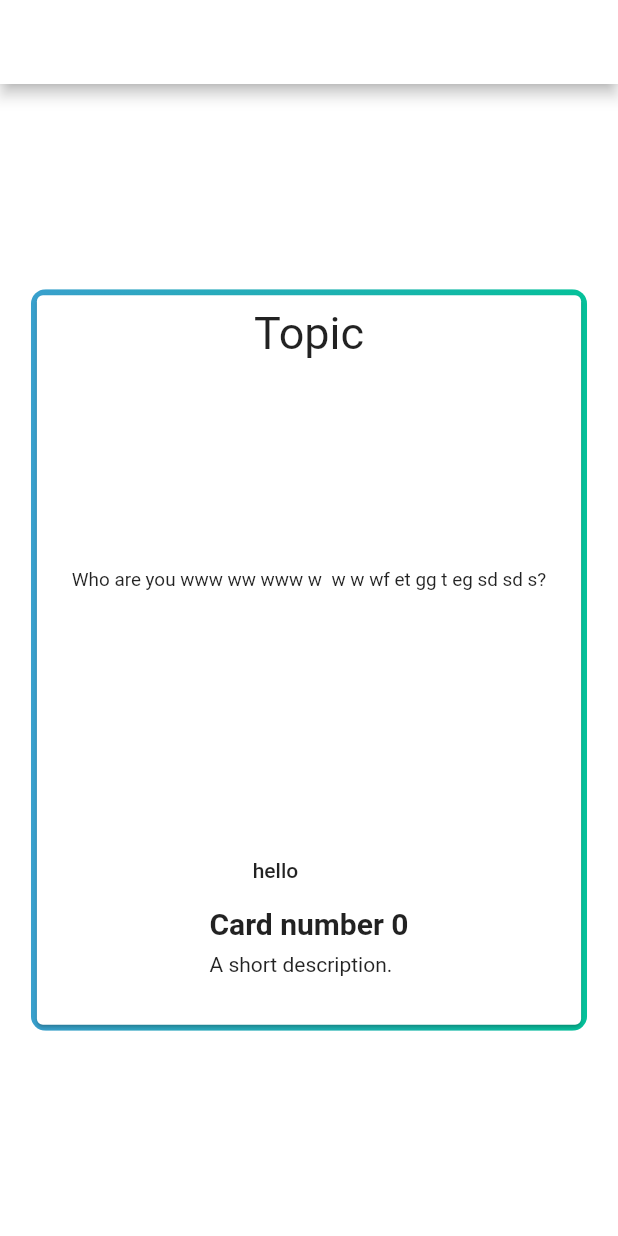
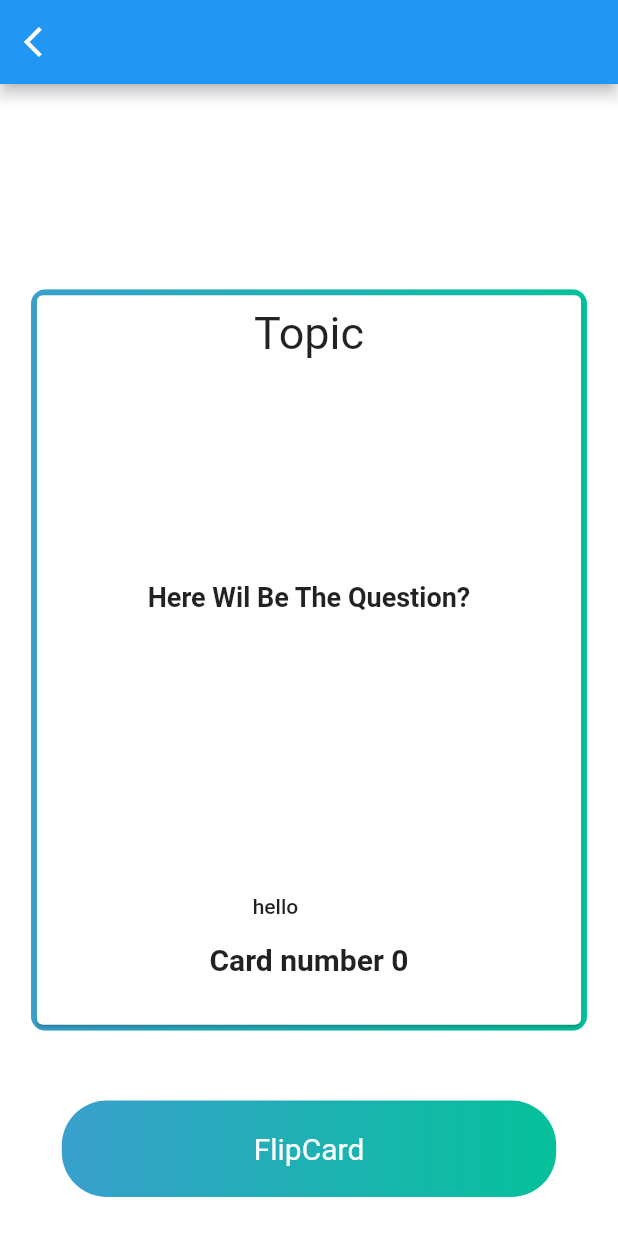
Before and after one commit to PuneethRegonda/flashscreen-bugResolved, a Flutter app: the screen it shows after launch, on a phone screen of 412 x 824 dp. Run offline on Flutter 3.47's test engine with Material 2 defaults, Android fonts, the phone set to English and light mode, and no system bars.

Commit message:
flassh funcionality

```diff
--- a/lib/main.dart
+++ b/lib/main.dart
@@ -17,7 +17,10 @@ class MyApp extends StatelessWidget
         primarySwatch: Colors.blue,
         ),
       home: Scaffold(
-        body: SwipeFeedPage(),
+        appBar: AppBar(
+          leading: IconButton(icon:Icon(Icons.arrow_back_ios), onPressed: ()=>Navigator.of(context).pop()),
+        ),
+        body:FalshCard(),
       )
     );
   }
@@ -160,30 +163,27 @@ class _FalshCardState extends State<FalshCard> {
    return FlipCard(
      direction: FlipDirection.HORIZONTAL,
      front: SwipeFeedPage(),
-     back:  Text('hello'),
+     back:  SafeArea(
+       right: true,
+       bottom: true,
+       top: true,
+       left: true,
+       child: Stack(
+         children: <Widget>[
+           GestureDetector(
+             onTap: (){
+               return FocusScope.of(context).requestFocus(FocusNode());
+             },
+             child: Center(
+               child: Text("Hello This will  be the card  answer"),
+             ),
+           ),
+
+         ],
+       ),
+     ),
    );
-    //    return Scaffold(
-//      appBar: AppBar(
-//        backgroundColor: Colors.white,
-//        elevation: 0.0,
-//        leading: IconButton(
-//          color: Colors.blue,
-//          onPressed: (){},
-//          icon: Icon(Icons.arrow_back_ios),
-//        ),
-//        actions: <Widget>[
-//          IconButton(
-//            // color: Colors.blue,
-//            onPressed: (){},
-//            icon: Icon(Icons.arrow_back_ios),
-//          ),
-//        ],
-//      ),
-//      body:Container(
-//        child:  ,
-//      ),
-//
-//    );
+
   }
 }
 
@@ -301,17 +301,17 @@ class _FlipCardState extends State<FlipCard>
     return Stack(
       fit: StackFit.expand,
       children: <Widget>[
+
         AnimationCard(
-          animation: _frontRotation,
+          animation: _backRotation,
           child: widget.back,
           direction: widget.direction,
         ),
         AnimationCard(
-          animation: _backRotation,
+          animation: _frontRotation,
           child: widget.front,
           direction: widget.direction,
         ),
-
         Positioned(
           bottom: 10.0,
           right: 0.0,
@@ -322,6 +322,7 @@ class _FlipCardState extends State<FlipCard>
     );
   }
   Widget _buildBottomBar(Function togglecard) {
+    Size _size = MediaQuery.of(context).size;
     return Container(
       color: Colors.transparent,
       child: BottomAppBar(
@@ -345,13 +346,22 @@ class _FlipCardState extends State<FlipCard>
               //   onPressed: () {
               //   },
               // ),
-              new RoundIconButton.small(
-                icon: Icons.star,
-                iconColor: Colors.blue,
+              GradientButton(
                 onPressed: () {
                   return togglecard();
-                },
+                  },
+
+                title: 'FlipCard',
+                width: _size.width * 0.8,
+                height: _size.height * 0.078,
               ),
+//              new RoundIconButton.small(
+//                icon: Icons.star,
+//                iconColor: Colors.blue,
+//                onPressed: () {
+//                  return togglecard();
+//                },
+//              ),
               // new RoundIconButton.large(
               //   icon: Icons.favorite,
               //   iconColor: Colors.green,
@@ -379,40 +389,7 @@ class _FlipCardState extends State<FlipCard>
   }
 }
 
-///
-/*class SampleCard extends StatefulWidget {
-  @override
-  _SampleCardState createState() => _SampleCardState();
-}
 
-class _SampleCardState extends State<SampleCard> {
-
-
-  @override
-  Widget build(BuildContext context) {
-    return Scaffold(
-      appBar: AppBar(
-        backgroundColor: Colors.transparent,
-      ),
-
-      body: ClipRRect(
-        borderRadius: new BorderRadius.circular(10.0),
-        child: new Material(
-          child: new Stack(
-            fit: StackFit.expand,
-            children: <Widget>[
-              RoundIconButton()
-
-            ],
-          ),
-        ),
-      ),
-    );
-  }
-}
-
-
-*/
 
 
 
@@ -468,3 +445,47 @@ class RoundIconButton extends StatelessWidget {
     );
   }
 }
+
+
+
+class GradientButton extends StatelessWidget {
+  const GradientButton(
+      {Key key,
+        @required this.onPressed,
+        @required this.title,
+        @required this.width,
+        @required this.height})
+      : super(key: key);
+
+  final Function onPressed;
+  final String title;
+  final double width;
+  final double height;
+
+  @override
+  Widget build(BuildContext context) {
+    return RawMaterialButton(
+      splashColor: Colors.lightBlue.withOpacity(0.5),
+      onPressed: onPressed,
+      child: Container(
+        child: Center(
+            child: Text(
+              title,
+              style: TextStyle(fontSize: 20.0, color: Colors.white),
+            )),
+        width: width,
+        height: height,
+        decoration: BoxDecoration(
+          borderRadius: BorderRadius.circular(30.0),
+          shape: BoxShape.rectangle,
+          gradient: new LinearGradient(
+            colors: [
+              Color.fromRGBO(57, 160, 205, 1),
+              Color.fromRGBO(5, 193, 154, 1)
+            ],
+          ),
+        ),
+      ),
+    );
+  }
+}
--- a/lib/profile_card_draggable.dart
+++ b/lib/profile_card_draggable.dart
@@ -47,10 +47,12 @@ class ProfileCardDraggable extends StatelessWidget {
                                 MainAxisAlignment.spaceEvenly,
                                 children: <Widget>[
                                   Text(
-                                    'Who are you www ww www w  w w wf et gg t eg sd sd s?',
+                                    'Here Wil Be The Question?',
                                     textScaleFactor: 0.9,
                                     softWrap: true,
                                     textAlign: TextAlign.justify,
+                                      style: new TextStyle(
+                                          fontSize: 20.0, fontWeight: FontWeight.w700)
                                   ),
 //                                  Text('Who are you www ww www w  w w wf et gg t eg sd s d s?',
 //                                    textScaleFactor: 1.0,
@@ -72,15 +74,18 @@ class ProfileCardDraggable extends StatelessWidget {
                       crossAxisAlignment: CrossAxisAlignment.start,
                       children: <Widget>[
                         FlatButton(
-                          onPressed: () {},
+                          onPressed: () {
+
+
+                          },
                           child: Text('hello'),
                         ),
                         new Text('Card number $cardNum',
                             style: new TextStyle(
                                 fontSize: 20.0, fontWeight: FontWeight.w700)),
-                        new Padding(padding: new EdgeInsets.only(bottom: 8.0)),
-                        new Text('A short description.',
-                            textAlign: TextAlign.start),
+//                        new Padding(padding: new EdgeInsets.only(bottom: 8.0)),
+//                        new Text('A short description.',
+//                            textAlign: TextAlign.start),
                       ],
                     ))
               ],
--- a/lib/swipe_feed_page.dart
+++ b/lib/swipe_feed_page.dart
@@ -17,9 +17,7 @@ class _SwipeFeedPageState extends State<SwipeFeedPage>
   {
     return new Scaffold
     (
-      appBar: AppBar(
-        backgroundColor: Colors.white,
-      ),
+
       backgroundColor: Colors.white,
       body: new Column
       (
```
